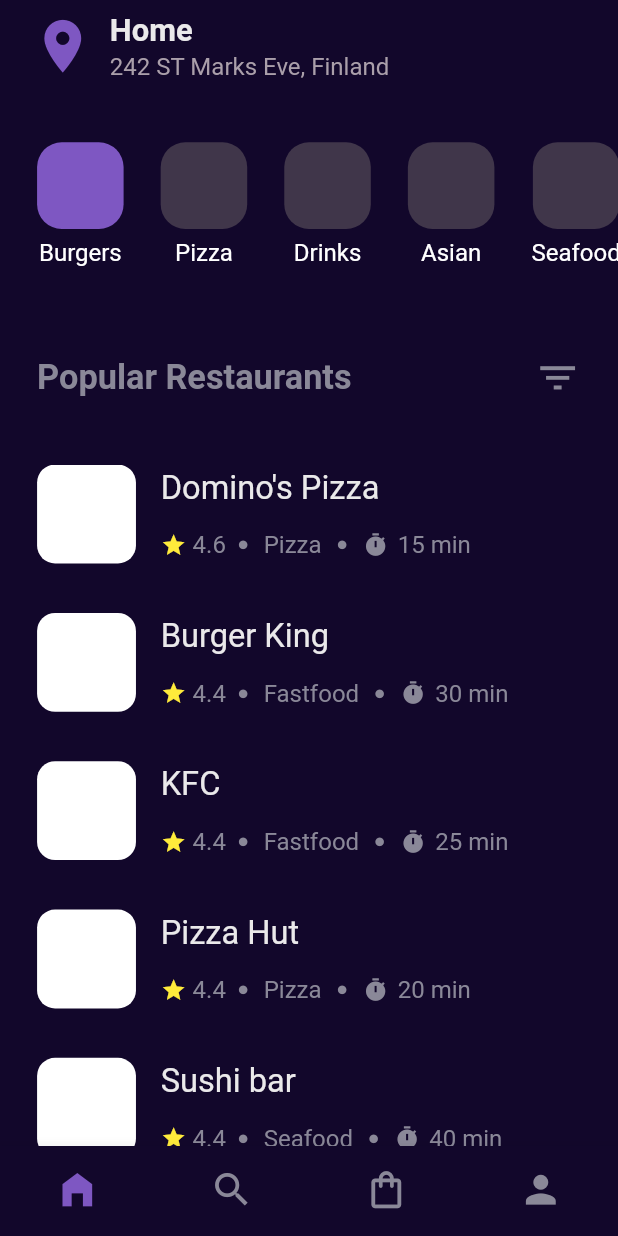
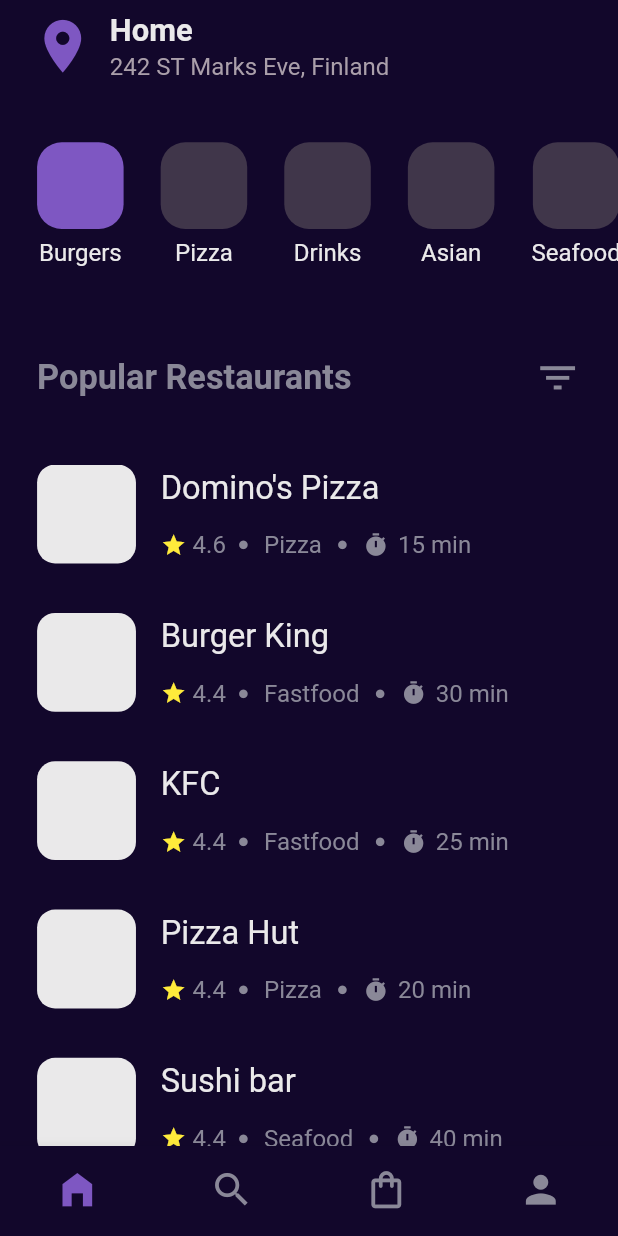
Before and after one commit to jakubjaniec/food-app-ui, a Flutter app: the HomeScreen screen opened directly, on a phone screen of 412 x 824 dp. Run offline on Flutter 3.47's test engine with Material 2 defaults, Android fonts, the phone set to English and light mode, and no system bars; our stand-ins replace device_preview, font_awesome_flutter, hexcolor.

Commit message:
Make a code refactor

```diff
--- /dev/null
+++ b/analysis_options.yaml
@@ -0,0 +1,6 @@
+include: package:lint/analysis_options.yaml
+
+linter:
+  rules:
+    prefer_single_quotes: true
+    prefer_const_literals_to_create_immutables: true
--- a/lib/main.dart
+++ b/lib/main.dart
@@ -8,8 +8,8 @@ void main() {
   runApp(
     DevicePreview(
       enabled: !kReleaseMode,
-      plugins: [
-        const ScreenshotPlugin(),
+      plugins: const [
+        ScreenshotPlugin(),
       ],
       builder: (context) => MyApp(),
     ),
--- a/lib/ui/views/home.dart
+++ b/lib/ui/views/home.dart
@@ -1,30 +1,28 @@
 import 'package:flutter/material.dart';
-import 'package:food_app_ui/ui/widgets/home/bottom_navigation.dart';
-import 'package:food_app_ui/ui/widgets/home/categories_list.dart';
-import 'package:food_app_ui/ui/widgets/home/header.dart';
-import 'package:food_app_ui/ui/widgets/home/restaurants_list.dart';
+import 'package:food_app_ui/ui/widgets/home/home_widgets.dart';
 import 'package:food_app_ui/utils/theme.dart';
 
 class HomeScreen extends StatelessWidget {
   @override
   Widget build(BuildContext context) {
-    var colors = ThemeColors();
-    var height = MediaQuery.of(context).size.height;
-    var width = MediaQuery.of(context).size.width;
+    final CustomTheme theme = CustomTheme();
+    final Size size = MediaQuery.of(context).size;
 
     return Scaffold(
-      backgroundColor: colors.custom,
+      backgroundColor: theme.background,
       body: SafeArea(
         child: Container(
-          padding: EdgeInsets.only(top: height * 0.01),
-          height: height,
-          width: width,
-          color: colors.custom,
+          padding: EdgeInsets.only(top: size.height * 0.01),
+          height: size.height,
+          width: size.width,
+          color: theme.background,
           child: Column(
             children: [
               Header(),
               CategoriesList(),
-              Expanded(child: RestaurantsList()),
+              Expanded(
+                child: RestaurantsList(),
+              ),
             ],
           ),
         ),
--- a/lib/ui/widgets/home/bottom_navigation.dart
+++ b/lib/ui/widgets/home/bottom_navigation.dart
@@ -11,31 +11,33 @@ class _BottomNavigationState extends State<BottomNavigation> {
 
   @override
   Widget build(BuildContext context) {
+    final CustomTheme theme = CustomTheme();
+
     return BottomNavigationBar(
       type: BottomNavigationBarType.fixed,
-      backgroundColor: ThemeColors().custom,
-      unselectedItemColor: ThemeColors().greyish,
+      backgroundColor: theme.background,
+      unselectedItemColor: theme.blueGrey,
       selectedItemColor: Colors.deepPurple[400],
       showUnselectedLabels: false,
       showSelectedLabels: false,
-      iconSize: AdaptiveTextSize().getadaptiveTextSize(context, 26),
+      iconSize: theme.getAdaptiveTextSize(context, 26),
       currentIndex: _currentIndex,
-      items: [
+      items: const [
         BottomNavigationBarItem(
           icon: Icon(Icons.home_filled),
-          label: "Home",
+          label: 'Home',
         ),
         BottomNavigationBarItem(
           icon: Icon(Icons.search),
-          label: "Search",
+          label: 'Search',
         ),
         BottomNavigationBarItem(
           icon: Icon(Icons.shopping_bag_outlined),
-          label: "Orders",
+          label: 'Orders',
         ),
         BottomNavigationBarItem(
           icon: Icon(Icons.person),
-          label: "Account",
+          label: 'Account',
         ),
       ],
       onTap: (value) {
--- a/lib/ui/widgets/home/categories_list.dart
+++ b/lib/ui/widgets/home/categories_list.dart
@@ -1,20 +1,18 @@
 import 'package:flutter/material.dart';
 import 'package:food_app_ui/ui/widgets/home/category.dart';
-// import 'package:food_app_ui/utils/theme.dart';
 
 class CategoriesList extends StatelessWidget {
   @override
   Widget build(BuildContext context) {
-    var height = MediaQuery.of(context).size.height;
-    var width = MediaQuery.of(context).size.width;
+    final Size size = MediaQuery.of(context).size;
 
     return Container(
-      margin: EdgeInsets.symmetric(vertical: height * 0.05),
-      height: height * 0.11,
+      margin: EdgeInsets.symmetric(vertical: size.height * 0.05),
+      height: size.height * 0.11,
       child: ListView(
         scrollDirection: Axis.horizontal,
-        padding: EdgeInsets.only(left: width * 0.06),
-        children: [
+        padding: EdgeInsets.only(left: size.width * 0.06),
+        children: const [
           Category(text: 'Burgers', isActive: true),
           Category(text: 'Pizza', isActive: false),
           Category(text: 'Drinks', isActive: false),
--- a/lib/ui/widgets/home/category.dart
+++ b/lib/ui/widgets/home/category.dart
@@ -5,33 +5,30 @@ class Category extends StatelessWidget {
   final String text;
   final bool isActive;
 
-  Category({this.text, this.isActive});
+  const Category({this.text, this.isActive});
 
   @override
   Widget build(BuildContext context) {
-    var colors = ThemeColors();
-    var height = MediaQuery.of(context).size.height;
-    var width = MediaQuery.of(context).size.width;
+    final CustomTheme theme = CustomTheme();
+    final Size size = MediaQuery.of(context).size;
 
     return Container(
-      margin: EdgeInsets.only(
-        right: width * 0.06,
-      ),
+      margin: EdgeInsets.only(right: size.width * 0.06),
       child: Column(
         children: [
           Container(
-            height: height * 0.07,
-            width: height * 0.07,
+            height: size.height * 0.07,
+            width: size.height * 0.07,
             decoration: BoxDecoration(
-              color: isActive ? Colors.deepPurple[400] : colors.purple,
-              borderRadius: BorderRadius.circular(height * 0.02),
+              color: isActive ? Colors.deepPurple[400] : theme.purple,
+              borderRadius: BorderRadius.circular(size.height * 0.02),
             ),
           ),
-          SizedBox(height: height * 0.008),
+          SizedBox(height: size.height * 0.008),
           Text(text,
               style: TextStyle(
-                color: Colors.white,
-                fontSize: AdaptiveTextSize().getadaptiveTextSize(context, 14),
+                color: theme.creamy,
+                fontSize: theme.getAdaptiveTextSize(context, 14),
               )),
         ],
       ),
--- a/lib/ui/widgets/home/header.dart
+++ b/lib/ui/widgets/home/header.dart
@@ -4,36 +4,34 @@ import 'package:food_app_ui/utils/theme.dart';
 class Header extends StatelessWidget {
   @override
   Widget build(BuildContext context) {
-    var colors = ThemeColors();
-    var height = MediaQuery.of(context).size.height;
-    var width = MediaQuery.of(context).size.width;
+    final Size size = MediaQuery.of(context).size;
+    final CustomTheme theme = CustomTheme();
 
     return Container(
-      padding: EdgeInsets.only(left: width * 0.05),
+      padding: EdgeInsets.only(left: size.width * 0.05),
       child: Row(
         children: [
           Icon(Icons.place,
               color: Colors.deepPurple[400],
-              size: AdaptiveTextSize().getadaptiveTextSize(context, 37)),
-          SizedBox(width: width * 0.025),
+              size: theme.getAdaptiveTextSize(context, 37)),
+          SizedBox(width: size.width * 0.025),
           Column(
             crossAxisAlignment: CrossAxisAlignment.start,
             children: [
               Text(
                 'Home',
                 style: TextStyle(
-                  color: colors.creamy,
+                  color: theme.creamy,
                   fontWeight: FontWeight.w700,
                   // fontSize: 14.0,
-                  fontSize: AdaptiveTextSize().getadaptiveTextSize(context, 18),
+                  fontSize: theme.getAdaptiveTextSize(context, 18),
                 ),
               ),
-              SizedBox(height: height * 0.003),
+              SizedBox(height: size.height * 0.003),
               Text('242 ST Marks Eve, Finland',
                   style: TextStyle(
-                    color: colors.pinkish,
-                    fontSize:
-                        AdaptiveTextSize().getadaptiveTextSize(context, 14),
+                    color: theme.pinkGrey,
+                    fontSize: theme.getAdaptiveTextSize(context, 14),
                   )),
             ],
           ),
--- /dev/null
+++ b/lib/ui/widgets/home/home_widgets.dart
@@ -0,0 +1,6 @@
+export 'bottom_navigation.dart';
+export 'categories_list.dart';
+export 'category.dart';
+export 'header.dart';
+export 'restaurant_card.dart';
+export 'restaurants_list.dart';
--- a/lib/ui/widgets/home/restaurant_card.dart
+++ b/lib/ui/widgets/home/restaurant_card.dart
@@ -7,73 +7,69 @@ class RestaurantCard extends StatelessWidget {
   final double stars;
   final int eta;
 
-  RestaurantCard({this.name, this.stars, this.category, this.eta});
+  const RestaurantCard({this.name, this.stars, this.category, this.eta});
 
   @override
   Widget build(BuildContext context) {
-    var height = MediaQuery.of(context).size.height;
-    var width = MediaQuery.of(context).size.width;
-    TextStyle infoStyle = TextStyle(
-        color: ThemeColors().greyish,
-        fontSize: AdaptiveTextSize().getadaptiveTextSize(context, 14.0));
+    final Size size = MediaQuery.of(context).size;
+    final CustomTheme theme = CustomTheme();
+
+    final TextStyle infoStyle = TextStyle(
+        color: theme.blueGrey,
+        fontSize: theme.getAdaptiveTextSize(context, 14.0));
 
     return Container(
-      margin: EdgeInsets.only(bottom: height * 0.04),
+      margin: EdgeInsets.only(bottom: size.height * 0.04),
       decoration: BoxDecoration(
         borderRadius: BorderRadius.circular(15.0),
       ),
       child: Row(
         children: [
           Container(
-            height: height * 0.08,
-            width: height * 0.08,
+            height: size.height * 0.08,
+            width: size.height * 0.08,
             decoration: BoxDecoration(
-              color: Colors.white,
+              color: theme.creamy,
               borderRadius: BorderRadius.circular(12.0),
             ),
           ),
-          SizedBox(width: width * 0.04),
+          SizedBox(width: size.width * 0.04),
           Column(
             mainAxisAlignment: MainAxisAlignment.center,
             crossAxisAlignment: CrossAxisAlignment.start,
             children: [
               Text(
-                '$name',
+                name,
                 style: TextStyle(
-                  color: ThemeColors().creamy,
+                  color: theme.creamy,
                   // fontSize: 16,
-                  fontSize:
-                      AdaptiveTextSize().getadaptiveTextSize(context, 19.0),
+                  fontSize: theme.getAdaptiveTextSize(context, 19.0),
                 ),
               ),
-              SizedBox(height: height * 0.02),
+              SizedBox(height: size.height * 0.02),
               Row(
                 children: [
                   Icon(Icons.star,
                       color: Colors.yellow,
-                      size: AdaptiveTextSize()
-                          .getadaptiveTextSize(context, 15.0)),
+                      size: theme.getAdaptiveTextSize(context, 15.0)),
                   // SizedBox(width: 4.0),
-                  SizedBox(width: width * 0.01),
+                  SizedBox(width: size.width * 0.01),
                   Text('$stars', style: infoStyle),
-                  SizedBox(width: 8.0),
+                  SizedBox(width: size.width * 0.02),
                   Icon(Icons.circle,
-                      size:
-                          AdaptiveTextSize().getadaptiveTextSize(context, 6.0),
-                      color: ThemeColors().greyish),
-                  SizedBox(width: width * 0.025),
-                  Text('$category', style: infoStyle),
-                  SizedBox(width: width * 0.025),
+                      size: theme.getAdaptiveTextSize(context, 6.0),
+                      color: theme.blueGrey),
+                  SizedBox(width: size.width * 0.025),
+                  Text(category, style: infoStyle),
+                  SizedBox(width: size.width * 0.025),
                   Icon(Icons.circle,
-                      size:
-                          AdaptiveTextSize().getadaptiveTextSize(context, 6.0),
-                      color: ThemeColors().greyish),
-                  SizedBox(width: width * 0.025),
+                      size: theme.getAdaptiveTextSize(context, 6.0),
+                      color: theme.blueGrey),
+                  SizedBox(width: size.width * 0.025),
                   Icon(Icons.timer,
-                      size:
-                          AdaptiveTextSize().getadaptiveTextSize(context, 15.0),
-                      color: ThemeColors().greyish),
-                  SizedBox(width: width * 0.015),
+                      size: theme.getAdaptiveTextSize(context, 15.0),
+                      color: theme.blueGrey),
+                  SizedBox(width: size.width * 0.015),
                   Text('$eta min', style: infoStyle),
                 ],
               ),
--- a/lib/ui/widgets/home/restaurants_list.dart
+++ b/lib/ui/widgets/home/restaurants_list.dart
@@ -5,40 +5,40 @@ import 'package:food_app_ui/utils/theme.dart';
 class RestaurantsList extends StatelessWidget {
   @override
   Widget build(BuildContext context) {
-    var width = MediaQuery.of(context).size.width;
-    var height = MediaQuery.of(context).size.height;
+    final Size size = MediaQuery.of(context).size;
+    final CustomTheme theme = CustomTheme();
 
     return Container(
-      padding: EdgeInsets.symmetric(horizontal: width * 0.06),
+      padding: EdgeInsets.symmetric(horizontal: size.width * 0.06),
       child: Column(
         children: [
-          Container(
+          SizedBox(
             height: 50,
             child: Row(
               mainAxisAlignment: MainAxisAlignment.spaceBetween,
               children: [
                 Text('Popular Restaurants',
                     style: TextStyle(
-                      color: ThemeColors().greyish,
+                      color: theme.blueGrey,
                       fontWeight: FontWeight.w700,
-                      fontSize:
-                          AdaptiveTextSize().getadaptiveTextSize(context, 20.0),
+                      fontSize: theme.getAdaptiveTextSize(context, 20.0),
                     )),
                 Icon(
                   Icons.filter_list,
-                  color: ThemeColors().greyish,
-                  size: AdaptiveTextSize().getadaptiveTextSize(context, 27.0),
+                  color: theme.blueGrey,
+                  size: theme.getAdaptiveTextSize(context, 27.0),
                 ),
               ],
             ),
           ),
-          SizedBox(height: height * 0.04),
+          SizedBox(height: size.height * 0.04),
+          // ignore: avoid_unnecessary_containers
           Container(
             child: Expanded(
               child: ListView(
-                children: [
+                children: const [
                   RestaurantCard(
-                      name: 'Domino\'s Pizza',
+                      name: "Domino's Pizza",
                       category: 'Pizza',
                       stars: 4.6,
                       eta: 15),
@@ -60,7 +60,7 @@ class RestaurantsList extends StatelessWidget {
                       stars: 4.4,
                       eta: 40),
                   RestaurantCard(
-                      name: 'Mc Donald\'s',
+                      name: "Mc Donald's",
                       category: 'Fastfood',
                       stars: 4.4,
                       eta: 25),
--- /dev/null
+++ b/lib/ui/widgets/login/login_widgets.dart
@@ -0,0 +1,5 @@
+export 'form.dart';
+export 'header_login.dart';
+export 'register_text.dart';
+export 'sign_in_button.dart';
+export 'social_buttons.dart';
--- a/lib/utils/theme.dart
+++ b/lib/utils/theme.dart
@@ -1,33 +1,15 @@
 import 'package:flutter/material.dart';
 import 'package:hexcolor/hexcolor.dart';
 
-class ThemeColors {
-  // #040408 - black
-  // #40364A - purple
-  // #271FE2 - dark blue
-  // #EAE9EA - creamy
-  // #C22F24 - red
-  // #8A8898 - greyish
-  // #AA9FAA - pinkish
-  // #373BA9 - dark blue
-
-  final black = HexColor('#040408');
+class CustomTheme {
+  final background = HexColor('#12072B');
   final purple = HexColor('#40364A');
-  final darkBlue = HexColor('#271FE2');
   final creamy = HexColor('#EAE9EA');
   final red = HexColor('#C22F24');
-  final greyish = HexColor('#8A8898');
-  final pinkish = HexColor('#AA9FAA');
-  final blue = HexColor('#373BA9');
+  final blueGrey = HexColor('#8A8898');
+  final pinkGrey = HexColor('#AA9FAA');
 
-  final custom = HexColor('#12072b');
-}
-
-class AdaptiveTextSize {
-  const AdaptiveTextSize();
-
-  getadaptiveTextSize(BuildContext context, dynamic value) {
-    // 720 is medium screen height
+  double getAdaptiveTextSize(BuildContext context, double value) {
     return (value / 720) * MediaQuery.of(context).size.height;
   }
 }
--- a/pubspec.yaml
+++ b/pubspec.yaml
@@ -23,7 +23,6 @@ environment:
 dependencies:
   flutter:
     sdk: flutter
-  bubbled_navigation_bar: ^0.0.4
   cupertino_icons: ^1.0.0
   device_preview: ^0.5.5
   font_awesome_flutter: ^8.11.0
@@ -32,6 +31,7 @@ dependencies:
 dev_dependencies:
   flutter_test:
     sdk: flutter
+  lint: ^1.3.0
 
 # For information on the generic Dart part of this file, see the
 # following page: https://dart.dev/tools/pub/pubspec
```
Also changed, not shown: lib/ui/views/login.dart (+21 -23 lines), lib/ui/widgets/login/form.dart (+14 -14 lines), lib/ui/widgets/login/header_login.dart (+8 -5 lines), lib/ui/widgets/login/register_text.dart (+8 -6 lines), lib/ui/widgets/login/sign_in_button.dart (+9 -9 lines), lib/ui/widgets/login/social_buttons.dart (+13 -13 lines), pubspec.lock.
